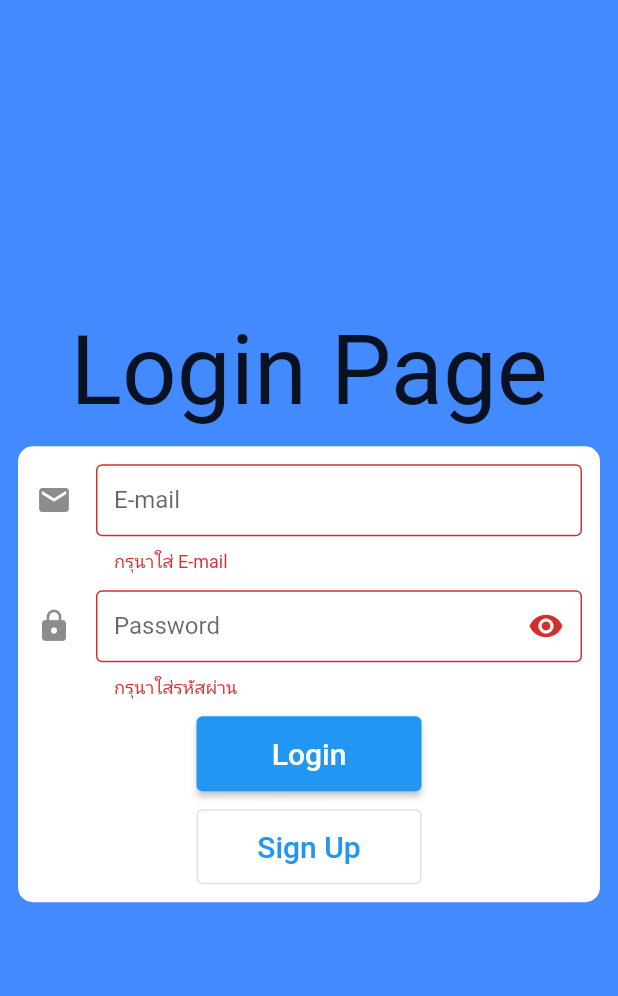
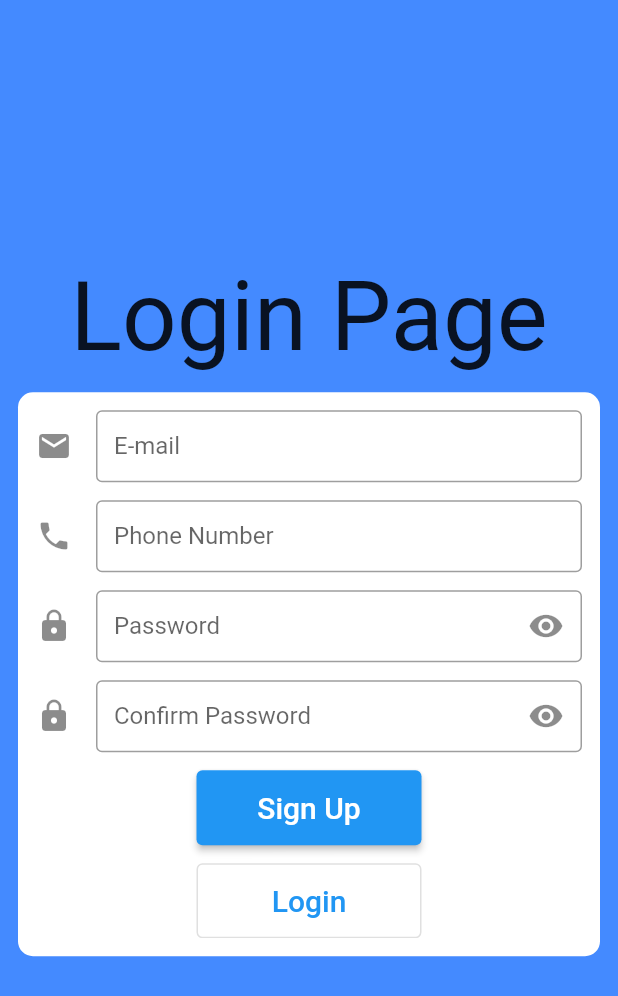
Before and after one commit to PlayingSpree/AutoCoWorkingSpaceSystem, a Flutter app: the screen it shows after launch, after a tap on "Login", after a tap on "Sign Up", on a phone screen of 412 x 824 dp. Shown: the top 996 px of the screen. Run offline on Flutter 3.47's test engine with Material 2 defaults, Android fonts, the light colour scheme and no system bars; our stand-ins replace shared_preferences.

Commit message:
Add Register Form

```diff
--- a/Mobile/acws_app/lib/login.dart
+++ b/Mobile/acws_app/lib/login.dart
@@ -4,7 +4,9 @@ import 'dart:io';
 import 'package:flutter/material.dart';
 import 'package:http/http.dart' as http;
 import 'package:shared_preferences/shared_preferences.dart';
+
 import 'app_config.dart' as appConfig;
+import 'widget_register.dart';
 
 class LoginPage extends StatefulWidget {
   @override
@@ -40,6 +42,7 @@ class _LoginFormState extends State<LoginForm> {
   final FocusNode _focusNodePassword = FocusNode();
   final _emailText = TextEditingController();
   final _passwordText = TextEditingController();
+  bool _registerForm = false;
   bool _obscureText = true;
   bool _waitLogin = false;
   bool _waitCheckToken = true;
@@ -168,7 +171,14 @@ class _LoginFormState extends State<LoginForm> {
           decoration: BoxDecoration(
               color: Colors.white,
               borderRadius: BorderRadius.all(Radius.circular(10))),
-        child: Form(
+          child: AnimatedCrossFade(
+            duration: const Duration(milliseconds: 200),
+            firstCurve: Curves.easeIn,
+            secondCurve: Curves.easeIn,
+            crossFadeState: _registerForm
+                ? CrossFadeState.showSecond
+                : CrossFadeState.showFirst,
+            firstChild: Form(
               key: _formKey,
               child: Column(children: <Widget>[
                 TextFormField(
@@ -245,14 +255,25 @@ class _LoginFormState extends State<LoginForm> {
                   width: 150,
                   height: 50,
                   child: OutlinedButton(
-                    onPressed: () {},
+                      onPressed: () {
+                        FocusScope.of(context).unfocus();
+                        setState(() {
+                          _registerForm = !_registerForm;
+                        });
+                      },
                       child: Text('Sign Up',
                           style: TextStyle(
                             fontSize: 20.0,
                           ))),
                 )
-            ])),
-      );
+              ]),
+            ),
+            secondChild: RegisterForm(() {
+              setState(() {
+                _registerForm = !_registerForm;
+              });
+            }),
+          ));
     }
   }
 }
--- /dev/null
+++ b/Mobile/acws_app/lib/widget_register.dart
@@ -0,0 +1,191 @@
+import 'package:flutter/material.dart';
+
+class RegisterForm extends StatefulWidget {
+  const RegisterForm(
+    this._toggleRegister, {
+    Key key,
+  }) : super(key: key);
+  final Function _toggleRegister;
+
+  @override
+  _RegisterFormState createState() => _RegisterFormState();
+}
+
+class _RegisterFormState extends State<RegisterForm> {
+  final _formKey = GlobalKey<FormState>();
+  final FocusNode _focusNodePhone = FocusNode();
+  final FocusNode _focusNodePassword = FocusNode();
+  final FocusNode _focusNodePasswordConfirm = FocusNode();
+  final _emailText = TextEditingController();
+  final _phoneText = TextEditingController();
+  final _passwordText = TextEditingController();
+  final _passwordConfirmText = TextEditingController();
+  bool _obscureText = true;
+  bool _waitLogin = false;
+  bool _invalidEmail = false;
+
+  @override
+  void dispose() {
+    _focusNodePassword.dispose();
+    _focusNodePasswordConfirm.dispose();
+    _phoneText.dispose();
+    _emailText.dispose();
+    _passwordText.dispose();
+    _passwordConfirmText.dispose();
+    super.dispose();
+  }
+
+  Future<void> _register() async {
+    _invalidEmail = false;
+    _formKey.currentState.validate();
+  }
+
+  @override
+  Widget build(BuildContext context) {
+    return Form(
+        key: _formKey,
+        child: Column(children: <Widget>[
+          TextFormField(
+            controller: _emailText,
+            decoration: const InputDecoration(
+              icon: Icon(Icons.email),
+              labelText: 'E-mail',
+              border: OutlineInputBorder(),
+              contentPadding: EdgeInsets.all(12.0),
+            ),
+            keyboardType: TextInputType.emailAddress,
+            validator: (String value) {
+              if (value.isEmpty) {
+                return 'กรุนาใส่ E-mail';
+              }
+              if (_invalidEmail ||
+                  !RegExp(r"^[a-zA-Z0-9.!#$%&'*+/=?^_`{|}~-]+@[a-zA-Z0-9](?:[a-zA-Z0-9-]{0,253}[a-zA-Z0-9])?(?:\.[a-zA-Z0-9](?:[a-zA-Z0-9-]{0,253}[a-zA-Z0-9])?)*$")
+                      .hasMatch(value)) {
+                return 'E-mail ไม่ถูกต้อง';
+              }
+              return null;
+            },
+            textInputAction: TextInputAction.next,
+            onEditingComplete: () {
+              _focusNodePhone.requestFocus();
+            },
+          ),
+          SizedBox(height: 12),
+          TextFormField(
+            controller: _phoneText,
+            decoration: const InputDecoration(
+              icon: Icon(Icons.phone),
+              labelText: 'Phone Number',
+              border: OutlineInputBorder(),
+              contentPadding: EdgeInsets.all(12.0),
+            ),
+            keyboardType: TextInputType.phone,
+            validator: (String value) {
+              if (value.isEmpty) {
+                return 'กรุนาใส่เบอร์โทรศัพท์';
+              }
+              if (!RegExp(r"^0[0-9]{9}$").hasMatch(value)) {
+                return 'เบอร์โทรศัพท์ไม่ถูกต้อง';
+              }
+              return null;
+            },
+            textInputAction: TextInputAction.next,
+            onEditingComplete: () {
+              _focusNodePassword.requestFocus();
+            },
+          ),
+          SizedBox(height: 12),
+          TextFormField(
+            controller: _passwordText,
+            obscureText: _obscureText,
+            focusNode: _focusNodePassword,
+            decoration: InputDecoration(
+              icon: Icon(Icons.lock),
+              labelText: 'Password',
+              border: OutlineInputBorder(),
+              contentPadding: EdgeInsets.all(12.0),
+              suffixIcon: IconButton(
+                icon: Icon(
+                  _obscureText ? Icons.visibility : Icons.visibility_off,
+                ),
+                onPressed: () {
+                  setState(() {
+                    _obscureText = !_obscureText;
+                  });
+                },
+              ),
+            ),
+            validator: (String value) {
+              if (value.isEmpty) {
+                return 'กรุนาใส่รหัสผ่าน';
+              }
+              return null;
+            },
+            textInputAction: TextInputAction.next,
+            onEditingComplete: () {
+              _focusNodePasswordConfirm.requestFocus();
+            },
+          ),
+          SizedBox(height: 12),
+          TextFormField(
+            controller: _passwordConfirmText,
+            obscureText: _obscureText,
+            focusNode: _focusNodePasswordConfirm,
+            decoration: InputDecoration(
+              icon: Icon(Icons.lock),
+              labelText: 'Confirm Password',
+              border: OutlineInputBorder(),
+              contentPadding: EdgeInsets.all(12.0),
+              suffixIcon: IconButton(
+                icon: Icon(
+                  _obscureText ? Icons.visibility : Icons.visibility_off,
+                ),
+                onPressed: () {
+                  setState(() {
+                    _obscureText = !_obscureText;
+                  });
+                },
+              ),
+            ),
+            validator: (String value) {
+              if (value.isEmpty) {
+                return 'กรุนาใส่รหัสผ่าน';
+              } else if (value != _passwordText.text) {
+                return 'รหัสผ่านไม่ตรงกัน';
+              }
+              return null;
+            },
+            onEditingComplete: _register,
+          ),
+          SizedBox(height: 12),
+          SizedBox(
+            width: 150,
+            height: 50,
+            child: ElevatedButton(
+                onPressed: _waitLogin ? null : _register,
+                child: Visibility(
+                  child: Text('Sign Up',
+                      style: TextStyle(
+                        fontSize: 20.0,
+                      )),
+                  replacement: CircularProgressIndicator(),
+                  visible: !_waitLogin,
+                )),
+          ),
+          SizedBox(height: 12),
+          SizedBox(
+            width: 150,
+            height: 50,
+            child: OutlinedButton(
+                onPressed: () {
+                  FocusScope.of(context).unfocus();
+                  widget._toggleRegister();
+                },
+                child: Text('Login',
+                    style: TextStyle(
+                      fontSize: 20.0,
+                    ))),
+          )
+        ]));
+  }
+}
```
Lines whose indentation alone changed are shown as unchanged.
